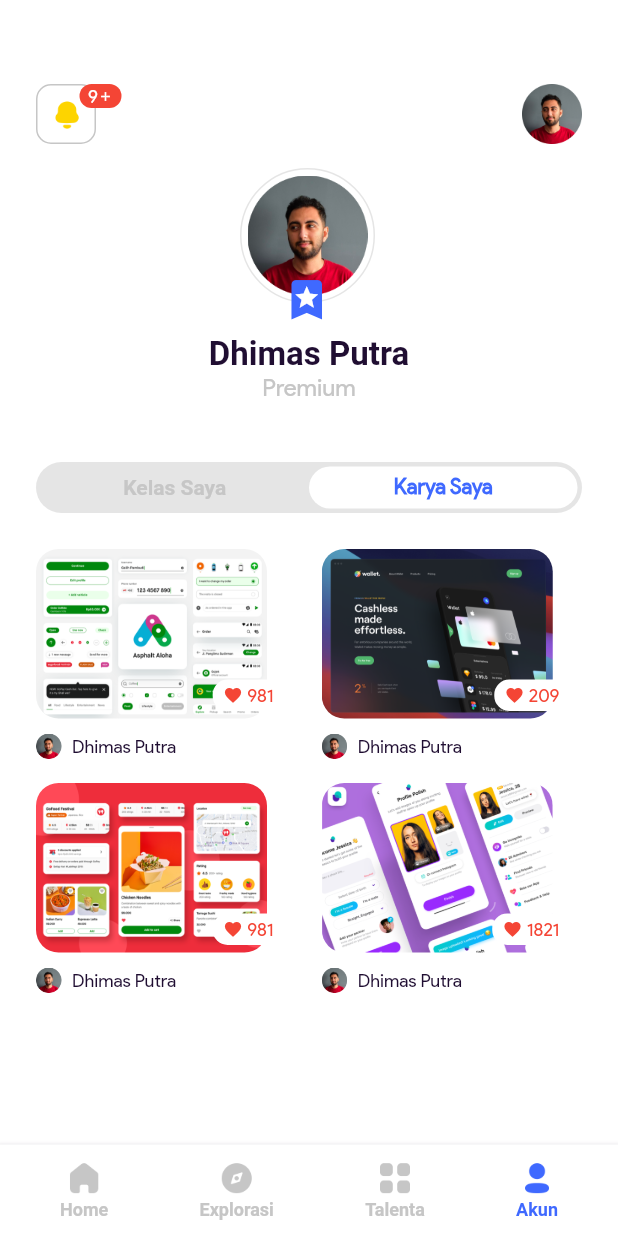
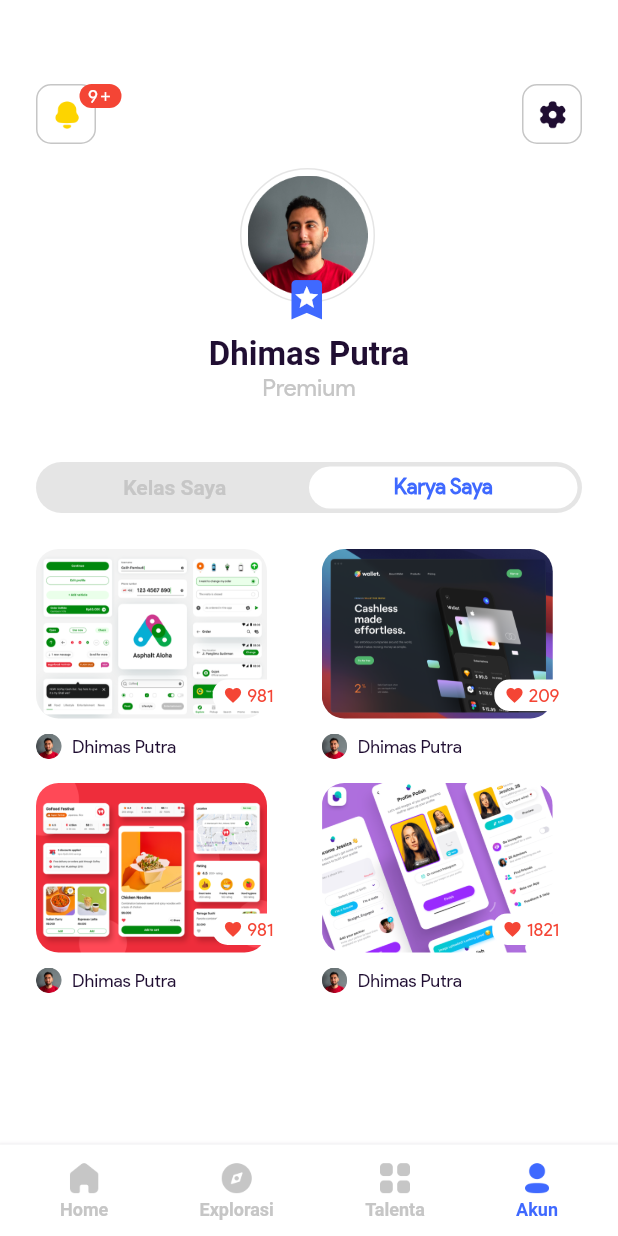
Before and after one commit to Syahro/course, a Flutter app: the AkunKaryaPage screen opened directly, on a phone screen of 412 x 824 dp. Run offline on Flutter 3.47's test engine with Material 2 defaults, Android fonts, the phone set to English and light mode, and no system bars; our stand-ins replace modal_bottom_sheet; missing offline and left inert: carousel_images; Roboto replaces fonts that are missing (Product-Regular-Bold).

Commit message:
add change for some page of header

```diff
--- a/lib/pages/akun_karya_page.dart
+++ b/lib/pages/akun_karya_page.dart
@@ -34,7 +34,9 @@ class AkunKaryaPage extends StatelessWidget {
                   SizedBox(
                     height: 56,
                   ),
-                  HeaderUser(),
+                  HeaderUser(
+                    isCourseDetail: false,
+                  ),
                   SizedBox(
                     height: 16,
                   ),
--- a/lib/pages/akun_kelas_page.dart
+++ b/lib/pages/akun_kelas_page.dart
@@ -36,7 +36,9 @@ class AkunKelasPage extends StatelessWidget {
                   SizedBox(
                     height: 56,
                   ),
-                  HeaderUser(),
+                  HeaderUser(
+                    isCourseDetail: false,
+                  ),
                   SizedBox(
                     height: 16,
                   ),
--- a/lib/widget/header_user.dart
+++ b/lib/widget/header_user.dart
@@ -2,6 +2,11 @@ import 'package:course/theme.dart';
 import 'package:flutter/material.dart';
 
 class HeaderUser extends StatelessWidget {
+  final bool isCourseDetail;
+
+  HeaderUser({
+    this.isCourseDetail,
+  });
   @override
   Widget build(BuildContext context) {
     return Row(
@@ -59,11 +64,44 @@ class HeaderUser extends StatelessWidget {
             ],
           ),
         ),
-        Image.asset(
-          'assets/avatar.png',
-          width: 40,
+        Container(
           height: 40,
-        ),
+          width: isCourseDetail ? 97 : 40,
+          decoration: BoxDecoration(
+            color: whiteColor,
+            borderRadius: BorderRadius.circular(10),
+            border: Border.all(
+              color: greyColor,
+            ),
+          ),
+          child: Center(
+            child: isCourseDetail
+                ? Row(
+                    children: [
+                      Image.asset(
+                        'assets/star.png',
+                        width: 18,
+                        height: 18,
+                      ),
+                      SizedBox(
+                        width: 8,
+                      ),
+                      Text(
+                        'Rate Us',
+                        style: regularTextStyle.copyWith(
+                          fontSize: 14,
+                          color: blackColor,
+                        ),
+                      ),
+                    ],
+                  )
+                : Image.asset(
+                    'assets/setting.png',
+                    width: 22,
+                    height: 22,
+                  ),
+          ),
+        )
       ],
     );
   }
```
Also changed, not shown: assets/setting.png (added).
